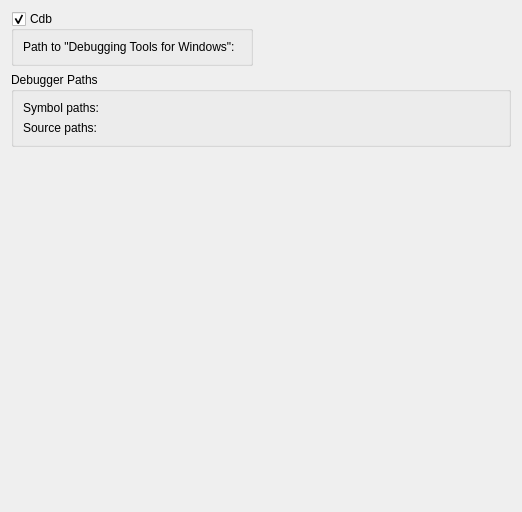
Before: the Qt Designer form src/plugins/debugger/cdb/cdboptionspagewidget.ui in qt-creator/qt-creator, drawn with Qt 5.
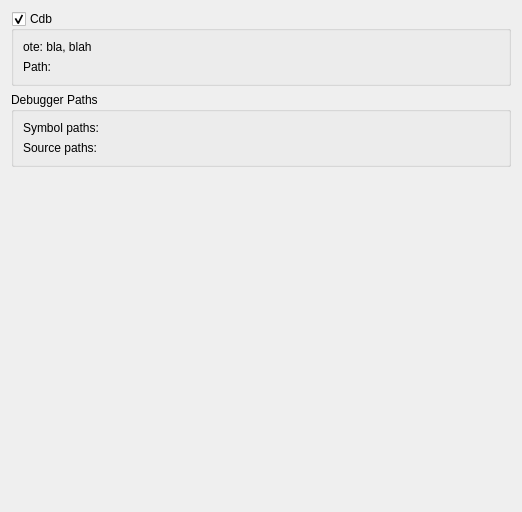
After: the same form once the commit is applied. Custom widgets are drawn as their Qt base class.

Commit message:
Improved CDB settings dialog, adapted autodetection to 64bit.
Use correct path, display download link and notify that
settings take effect at next restart.

```diff
--- a/src/plugins/debugger/cdb/cdboptionspagewidget.ui
+++ b/src/plugins/debugger/cdb/cdboptionspagewidget.ui
@@ -25,32 +25,26 @@
         <bool>true</bool>
        </property>
        <layout class="QFormLayout" name="formLayout">
-        <item row="0" column="0">
-         <widget class="QLabel" name="label">
+        <item row="1" column="0">
+         <widget class="QLabel" name="pathLabel">
           <property name="text">
-           <string>Path to &quot;Debugging Tools for Windows&quot;:</string>
+           <string>Path:</string>
           </property>
          </widget>
         </item>
-        <item row="0" column="1">
+        <item row="1" column="1">
          <widget class="Core::Utils::PathChooser" name="pathChooser" native="true"/>
         </item>
+        <item row="0" column="0" colspan="2">
+         <widget class="QLabel" name="noteLabel">
+          <property name="text">
+           <string extracomment="Placeholder">ote: bla, blah</string>
+          </property>
+         </widget>
+        </item>
        </layout>
       </widget>
      </item>
-     <item>
-      <spacer name="horizontalSpacer">
-       <property name="orientation">
-        <enum>Qt::Horizontal</enum>
-       </property>
-       <property name="sizeHint" stdset="0">
-        <size>
-         <width>0</width>
-         <height>20</height>
-        </size>
-       </property>
-      </spacer>
-     </item>
     </layout>
    </item>
    <item>
```
Left out of the diff: 4 changed lines with no effect on the pictures. The commit also changes 4 other files.
